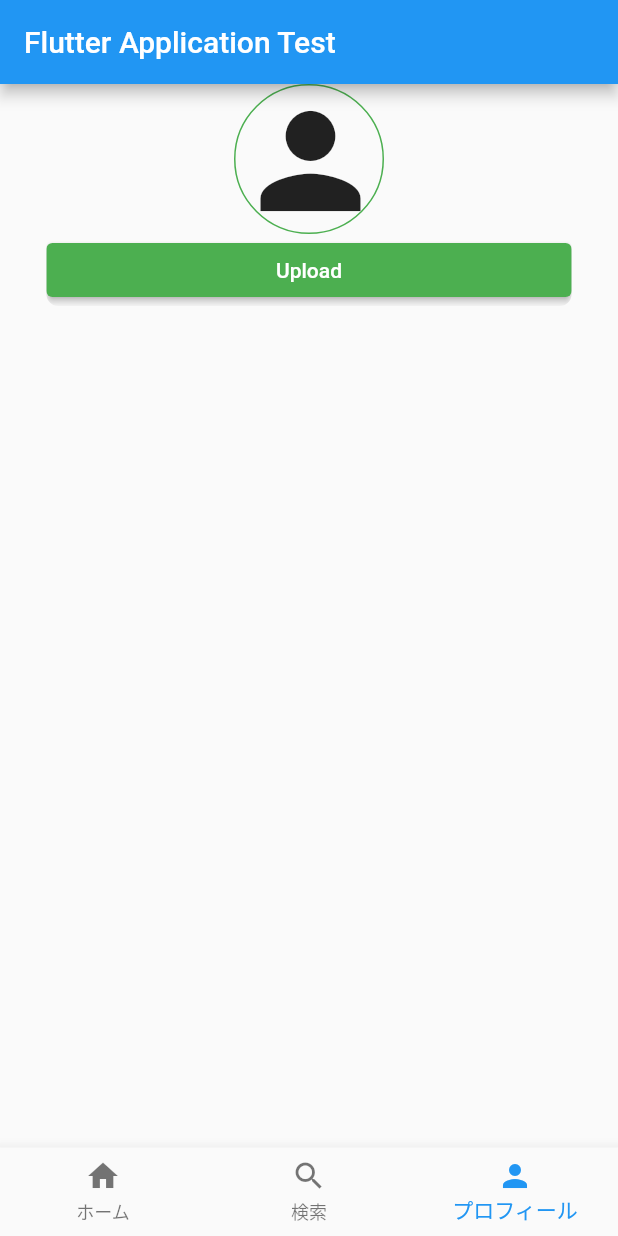
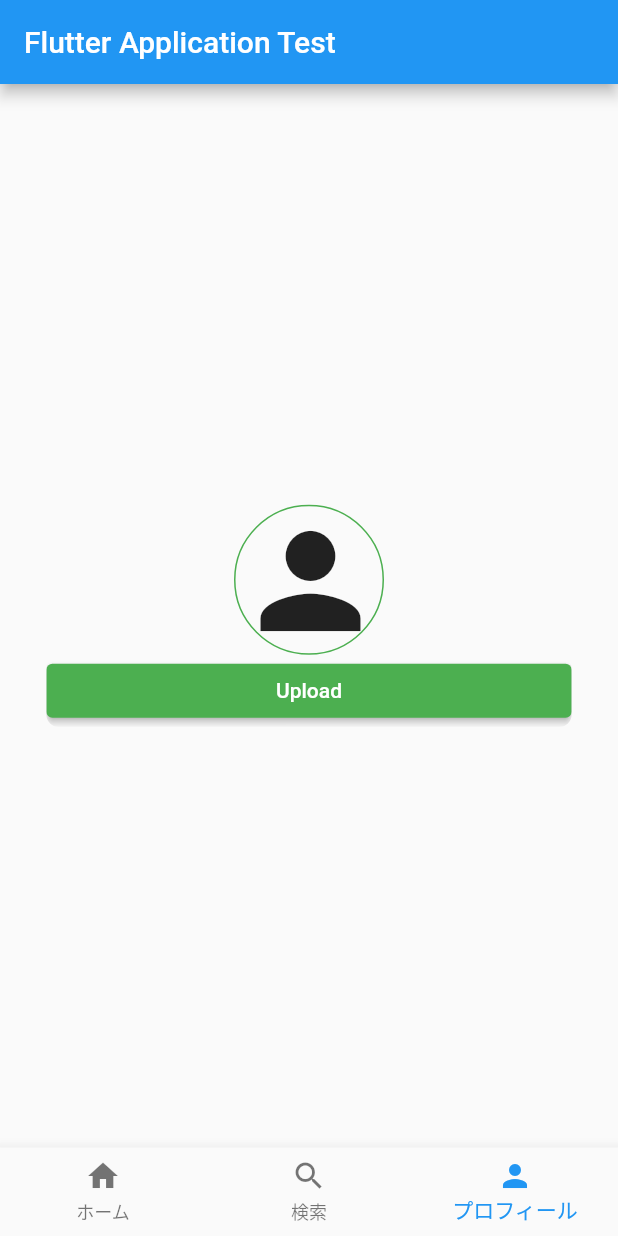
Before and after one commit to developerBBee/flutter_firebase_sample, a Flutter app: the MyHomePage screen opened directly, swiped to page 3, on a phone screen of 412 x 824 dp. Run offline on Flutter 3.47's test engine with Material 2 defaults, Android fonts, the phone set to English and light mode, and no system bars; our stand-ins replace cloud_firestore, firebase_auth, firebase_core, firebase_storage, flutter_riverpod, freezed_annotation and 2 more; accounts and stored records are empty; generated files the repository leaves out were written again.

```diff
--- a/lib/constants/strings.dart
+++ b/lib/constants/strings.dart
@@ -31,3 +31,6 @@ String getUUID() {
   return uuid.v4();
 }
 String jpgUuidFileName = "${getUUID()}.jpg";
+
+// ImagePicker
+const String cropperTitle = "Cropper";
--- a/lib/views/main/profile_screen.dart
+++ b/lib/views/main/profile_screen.dart
@@ -16,16 +16,14 @@ class ProfileScreen extends ConsumerWidget {
   Widget build(BuildContext context, WidgetRef ref) {
     final ProfileModel profileModel = ref.watch(profileProvider);
     return Column(
+      mainAxisAlignment: MainAxisAlignment.center,
       children: [
-        // ユーザーアイコン
-        profileModel.xFile == null ?
-        // Nullの場合は、アイコンを表示する
-        Container(
-          alignment: Alignment.center,
-          child: UserImage(length: 100.0, userImageUrl: mainModel.firestoreUser.userImageURL,),
-        ) :
-        // Nullでない場合は、Loadingを表示する
-        const Text("Now Loading..."),
+        profileModel.croppedFile == null ?
+        UserImage(length: 100.0, userImageUrl: mainModel.firestoreUser.userImageURL,)
+        : ClipRRect(
+          borderRadius: BorderRadius.circular(160.0),
+          child: Image.file(profileModel.croppedFile!),
+        ),
 
         // ボタン
         RoundedButton(
```
Also changed, not shown: lib/constants/others.dart (+25 -0 lines), lib/models/main/profile_model.dart (+4 -7 lines).
